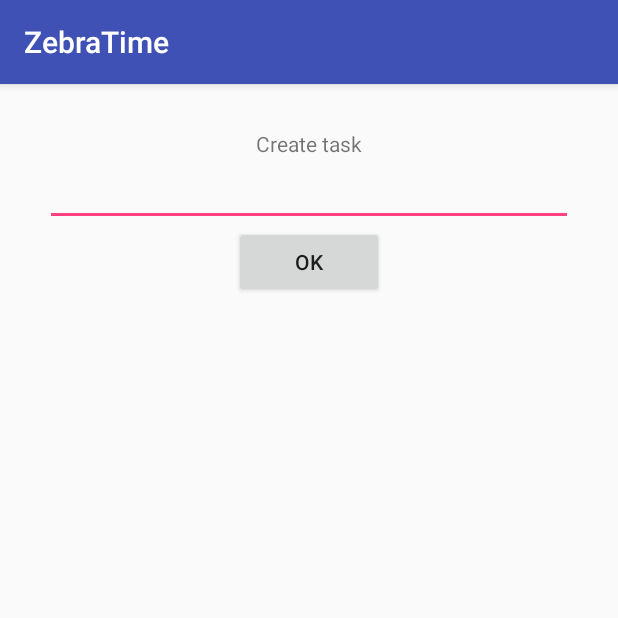
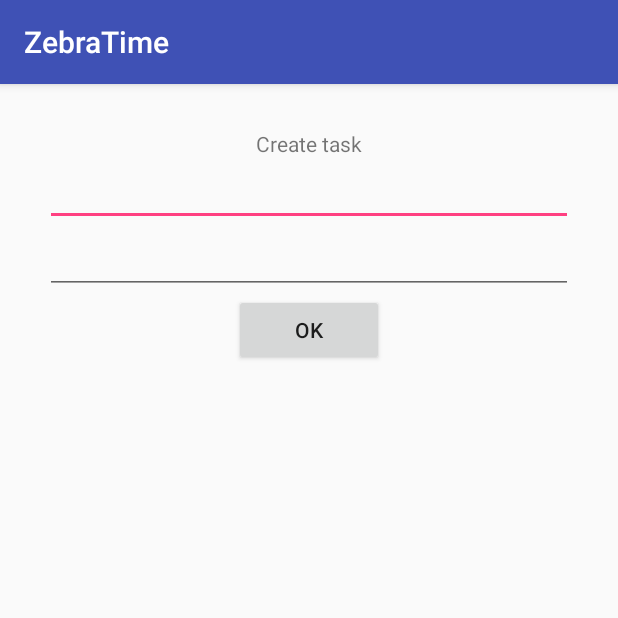
Before and after one commit to VitaliyBelyaev/ZebraTime, an Android app: the screen it shows after launch (NewTaskActivity), on a phone screen of 412 x 824 dp, the top half of it. Run offline under Robolectric (Android 15) with nearby library versions, the phone set to English and light mode, and no system bars; our stand-ins replace Firebase (no records; nobody signed in at launch, a user with empty details on screens opened directly).

Commit message:
Task model

```diff
--- a/app/build.gradle
+++ b/app/build.gradle
@@ -32,6 +32,7 @@ dependencies {
 
     implementation "com.android.support:appcompat-v7:${project.property('supportLib.version')}"
     implementation "com.google.firebase:firebase-core:${project.property('firebase.version')}"
+    implementation "com.google.firebase:firebase-database:${project.property('firebaseDatabase.version')}"
 
     testImplementation 'junit:junit:4.12'
 }
--- a/app/src/main/java/com/androidacademy/team5/zebratime/NewTaskActivity.java
+++ b/app/src/main/java/com/androidacademy/team5/zebratime/NewTaskActivity.java
@@ -2,11 +2,40 @@ package com.androidacademy.team5.zebratime;
 
 import android.os.Bundle;
 import android.support.v7.app.AppCompatActivity;
+import android.view.View;
+import android.widget.Button;
+import android.widget.EditText;
+
+import com.google.firebase.database.DatabaseReference;
+import com.google.firebase.database.FirebaseDatabase;
+
+import entity.Task;
 
 public class NewTaskActivity extends AppCompatActivity {
+    Button btnOk;
+    EditText textTitle;
+    EditText textComment;
+
+    FirebaseDatabase database = FirebaseDatabase.getInstance();
+    DatabaseReference myRef = database.getReference("Task");
+
     @Override
     protected void onCreate(Bundle savedInstanceState) {
         super.onCreate(savedInstanceState);
         setContentView(R.layout.task_screen);
+
+
+        btnOk = findViewById(R.id.btnOk);
+        textTitle = findViewById(R.id.textTitle);
+        textComment = findViewById(R.id.textComment);
+
+
+        btnOk.setOnClickListener(new View.OnClickListener() {
+            @Override
+            public void onClick(View v) {
+                    Task task = new Task(myRef.push().getKey(),textTitle.getText().toString(),textComment.getText().toString());
+                    myRef.child(task.getId()).setValue(task);
+                }
+        });
     }
 }
--- /dev/null
+++ b/app/src/main/java/entity/Session.java
@@ -0,0 +1,6 @@
+package entity;
+
+public class Session {
+    long startDate;
+    long duration;
+}
--- a/app/src/main/res/layout/task_screen.xml
+++ b/app/src/main/res/layout/task_screen.xml
@@ -12,18 +12,24 @@
         android:layout_margin="30dp"
         android:orientation="vertical">
         <TextView
-            android:id="@+id/mainLabel"
+            android:id="@+id/createTaskText"
             android:layout_width="wrap_content"
             android:layout_height="wrap_content"
             android:layout_gravity="center_horizontal"
             android:text="Create task">
         </TextView>
         <EditText
+            android:id="@+id/textTitle"
+            android:layout_width="match_parent"
+            android:layout_height="wrap_content"
+            />
+        <EditText
+            android:id="@+id/textComment"
             android:layout_width="match_parent"
             android:layout_height="wrap_content"
             />
         <Button
-            android:id="@+id/btnShowNews"
+            android:id="@+id/btnOk"
             android:layout_width="100dp"
             android:layout_height="wrap_content"
             android:layout_gravity="center_horizontal"
--- a/gradle.properties
+++ b/gradle.properties
@@ -14,3 +14,4 @@ org.gradle.jvmargs=-Xmx1536m
 
 supportLib.version = 27.1.1
 firebase.version = 16.0.0
+firebaseDatabase.version = 16.0.1
```
Also changed, not shown: app/src/main/java/entity/Task.java (added, +27 -0 lines).
